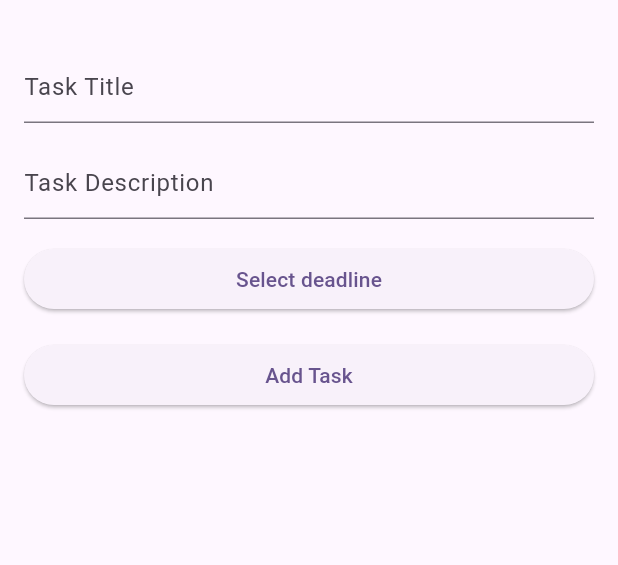
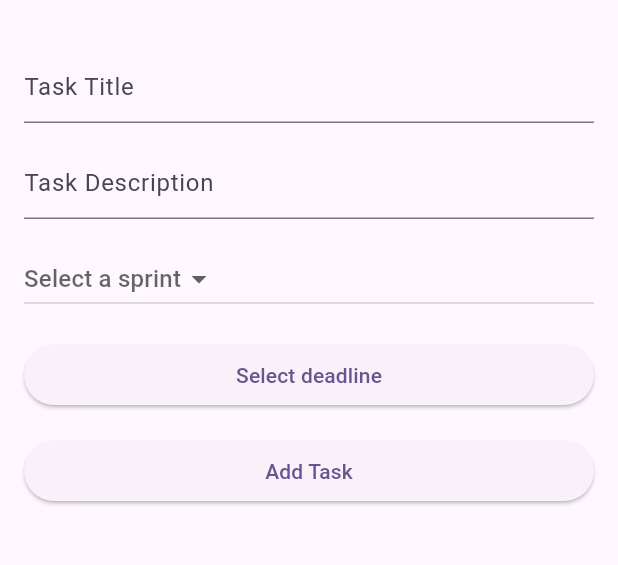
Before and after one commit to Arzije/Mobilt_Java22_Arzije_Ziberovska_Slutprojekt_Sprint_v_3, a Flutter app: the TaskPage screen opened directly, after a tap on "Add Task", on a phone screen of 412 x 824 dp, the part 57-622 px from its top. Run offline on Flutter 3.47's test engine with Material 2 defaults, Android fonts, the phone set to English and light mode, and no system bars; our stand-ins replace cloud_firestore, firebase_core; accounts and stored records are empty.

Commit message:
Eighth commit

```diff
--- a/lib/task_page.dart
+++ b/lib/task_page.dart
@@ -1,3 +1,5 @@
+import 'dart:core';
+
 import 'package:flutter/material.dart';
 import 'package:cloud_firestore/cloud_firestore.dart';
 import 'package:intl/intl.dart';
@@ -12,7 +14,13 @@ class TaskPage extends StatefulWidget {
 class _TaskPageState extends State<TaskPage> {
   final TextEditingController titleController = TextEditingController();
   final TextEditingController descriptionController = TextEditingController();
+  // final TextEditingController sprintController = TextEditingController();
+
   DateTime? selectedDate;
+
+  String? selectedSprint;
+  final List<String> sprints = ["Sprint 1", "Sprint 2", "Sprint 3"]; // You can extend this list
+
 
   Future<void> _addTask() async {
     if (titleController.text.isNotEmpty &&
@@ -20,17 +28,20 @@ class _TaskPageState extends State<TaskPage> {
       await FirebaseFirestore.instance.collection('tasks').add({
         'title': titleController.text,
         'description': descriptionController.text,
-        'createdAt': DateFormat('HH:mm').format(DateTime.now()), // Formaterar till HH:mm-format
+        'createdAt': DateTime.now().toUtc(), // Formaterar till HH:mm-format
         'deadline': selectedDate?.toUtc(),
+        'sprint': selectedSprint,
         'isCompleted': false,
       });
 
       // Rensa textfälten efter att ha lagt till uppgiften
       titleController.clear();
       descriptionController.clear();
+      // sprintController.clear();
 
       setState(() {
         selectedDate = null;
+        selectedSprint = null;
       });
     }
   }
@@ -91,6 +102,22 @@ class _TaskPageState extends State<TaskPage> {
               ),
             ),
             SizedBox(height: 16),
+            DropdownButton<String>(  // ADDED
+              value: selectedSprint,
+              hint: Text("Select a sprint"),
+              onChanged: (String? newValue) {
+                setState(() {
+                  selectedSprint = newValue;
+                });
+              },
+              items: sprints.map<DropdownMenuItem<String>>((String value) {
+                return DropdownMenuItem<String>(
+                  value: value,
+                  child: Text(value),
+                );
+              }).toList(),
+            ),
+            SizedBox(height: 16),
             ElevatedButton(
               onPressed: () => _selectDate(context), // Visa dataväljaren
               child: Text(selectedDate == null
@@ -121,19 +148,22 @@ class _TaskPageState extends State<TaskPage> {
                   itemCount: tasks.length,
                   itemBuilder: (context, index) {
                     return ListTile(
-                      title: Text(tasks[index]['title']),
-                      subtitle: Text(tasks[index]['description']),
+                      subtitle: Column(  // ADDED: Wrap the subtitle in a Column
+                        crossAxisAlignment: CrossAxisAlignment.start, // ADDED
+                        children: [  // ADDED
+                          Text(tasks[index]['description']),
+                          SizedBox(height: 4),  // ADDED
+                          Text('Sprint: ${tasks[index]['sprint'] ?? 'None'}'),  // ADDED: Display the sprint
+                        ],
+                      ),
                       trailing: Column(
                         crossAxisAlignment: CrossAxisAlignment.end,
                         children: [
-                          Text('Created: ${DateFormat('HH:mm yyyy-MM-dd').format(tasks[index]['createdAt'].toDate())}'
-                          ),
+                          Text('Created: ${DateFormat('yyyy-MM-dd, HH:mm').format((tasks[index]['createdAt'] as Timestamp).toDate())}'),
+
                           SizedBox(height: 4),
-                          Text(
-                              tasks[index]['deadline'] is Timestamp
-                                  ? 'Deadline: ${(tasks[index]['deadline'] as Timestamp).toDate().toString().split(' ')[0]}'
-                                  : 'No deadline'
-                          ),
+
+                          Text('Deadline: ${DateFormat('yyyy-MM-dd').format((tasks[index]['deadline'] as Timestamp).toDate())}'),
                         ],
                       ),
                       leading: Checkbox(
```
